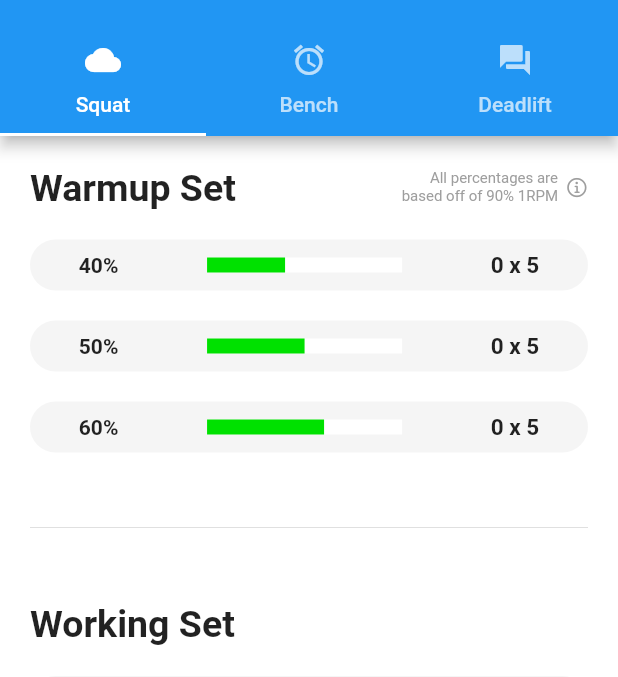
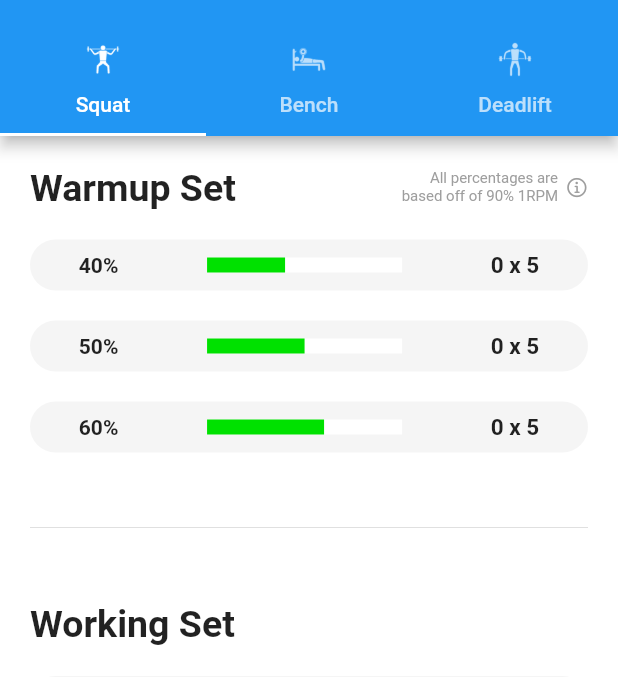
Before and after one commit to TrevorHuval/Mog, a Flutter app: the fitnessCalc screen opened directly with empty values, on a phone screen of 412 x 824 dp, the part 59-736 px from its top. Run offline on Flutter 3.47's test engine with Material 2 defaults, Android fonts, the phone set to English and light mode, and no system bars; drawn by our look-alikes of percent_indicator; our stand-ins replace cloud_firestore, firebase_auth, firebase_core, firebase_storage, fl_chart, image_picker and 4 more; missing offline and left inert: cloud_firestore_web, firebase_auth_web, firebase_core_web, firebase_database_web, firebase_storage_web, image_picker_for_web; accounts and stored records are empty; network calls fail; project files that could hold a hidden picture were left out.

Commit message:
NEW IMAGE GANG

```diff
--- a/lib/screens/fitnessCalc.dart
+++ b/lib/screens/fitnessCalc.dart
@@ -21,9 +21,15 @@ class _fitnessCalc extends State<fitnessCalc> {
       Deadlift(),
     ];
     final _Tabs = <Tab>[
-      const Tab(icon: Icon(Icons.cloud), text: 'Squat'),
-      const Tab(icon: Icon(Icons.alarm), text: 'Bench'),
-      const Tab(icon: Icon(Icons.forum), text: 'Deadlift'),
+      Tab(
+          icon: ImageIcon(AssetImage('assets/images/Squat.png')),
+          text: 'Squat'),
+      Tab(
+          icon: ImageIcon(AssetImage('assets/images/Bench.png')),
+          text: 'Bench'),
+      Tab(
+          icon: ImageIcon(AssetImage('assets/images/Deadlift.png')),
+          text: 'Deadlift'),
     ];
     return DefaultTabController(
       length: _Tabs.length,
```
